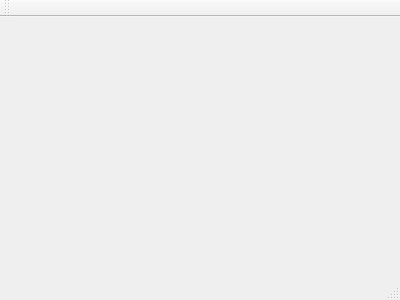
Old version of the form TAEvalClient/MainWindow.ui in the repository stevenwu4/COMP3004.
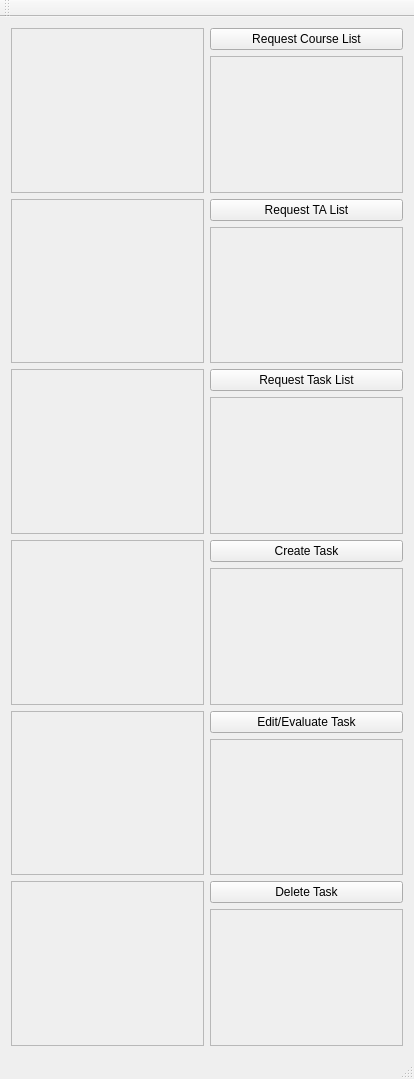
New version of the form.

```diff
--- a/TAEvalClient/MainWindow.ui
+++ b/TAEvalClient/MainWindow.ui
@@ -1,24 +1,276 @@
 <ui version="4.0">
  <class>MainWindow</class>
- <widget class="QMainWindow" name="MainWindow" >
-  <property name="geometry" >
+ <widget class="QMainWindow" name="MainWindow">
+  <property name="enabled">
+   <bool>true</bool>
+  </property>
+  <property name="geometry">
    <rect>
     <x>0</x>
     <y>0</y>
-    <width>400</width>
-    <height>300</height>
+    <width>414</width>
+    <height>1079</height>
    </rect>
   </property>
   <property name="windowTitle" >
    <string>MainWindow</string>
   </property>
-  <widget class="QMenuBar" name="menuBar" />
-  <widget class="QToolBar" name="mainToolBar" />
-  <widget class="QWidget" name="centralWidget" />
-  <widget class="QStatusBar" name="statusBar" />
+  <widget class="QWidget" name="centralWidget">
+   <property name="maximumSize">
+    <size>
+     <width>16777215</width>
+     <height>16777215</height>
+    </size>
+   </property>
+   <property name="cursor">
+    <cursorShape>ArrowCursor</cursorShape>
+   </property>
+   <layout class="QGridLayout" name="gridLayout">
+    <property name="sizeConstraint">
+     <enum>QLayout::SetDefaultConstraint</enum>
+    </property>
+    <item row="8" column="1">
+     <widget class="QTextEdit" name="taskListTextEdit">
+      <property name="enabled">
+       <bool>false</bool>
+      </property>
+      <property name="verticalScrollBarPolicy">
+       <enum>Qt::ScrollBarAlwaysOff</enum>
+      </property>
+      <property name="horizontalScrollBarPolicy">
+       <enum>Qt::ScrollBarAlwaysOff</enum>
+      </property>
+     </widget>
+    </item>
+    <item row="16" column="0" rowspan="2">
+     <widget class="QTextEdit" name="deleteInfoTextEdit">
+      <property name="enabled">
+       <bool>false</bool>
+      </property>
+      <property name="verticalScrollBarPolicy">
+       <enum>Qt::ScrollBarAlwaysOff</enum>
+      </property>
+      <property name="horizontalScrollBarPolicy">
+       <enum>Qt::ScrollBarAlwaysOff</enum>
+      </property>
+     </widget>
+    </item>
+    <item row="17" column="1">
+     <widget class="QTextEdit" name="deleteTextEdit">
+      <property name="enabled">
+       <bool>false</bool>
+      </property>
+      <property name="verticalScrollBarPolicy">
+       <enum>Qt::ScrollBarAlwaysOff</enum>
+      </property>
+      <property name="horizontalScrollBarPolicy">
+       <enum>Qt::ScrollBarAlwaysOff</enum>
+      </property>
+     </widget>
+    </item>
+    <item row="5" column="1">
+     <widget class="QTextEdit" name="taListTextEdit">
+      <property name="enabled">
+       <bool>false</bool>
+      </property>
+      <property name="verticalScrollBarPolicy">
+       <enum>Qt::ScrollBarAlwaysOff</enum>
+      </property>
+      <property name="horizontalScrollBarPolicy">
+       <enum>Qt::ScrollBarAlwaysOff</enum>
+      </property>
+     </widget>
+    </item>
+    <item row="13" column="1">
+     <widget class="QPushButton" name="editButton">
+      <property name="text">
+       <string>Edit/Evaluate Task</string>
+      </property>
+     </widget>
+    </item>
+    <item row="7" column="1">
+     <widget class="QPushButton" name="taskListButton">
+      <property name="text">
+       <string>Request Task List</string>
+      </property>
+     </widget>
+    </item>
+    <item row="16" column="1">
+     <widget class="QPushButton" name="deleteButton">
+      <property name="text">
+       <string>Delete Task</string>
+      </property>
+     </widget>
+    </item>
+    <item row="0" column="1">
+     <widget class="QPushButton" name="courseListButton">
+      <property name="text">
+       <string>Request Course List</string>
+      </property>
+     </widget>
+    </item>
+    <item row="10" column="1">
+     <widget class="QPushButton" name="createButton">
+      <property name="text">
+       <string>Create Task</string>
+      </property>
+     </widget>
+    </item>
+    <item row="4" column="1">
+     <widget class="QPushButton" name="taListButton">
+      <property name="text">
+       <string>Request TA List</string>
+      </property>
+     </widget>
+    </item>
+    <item row="10" column="0" rowspan="2">
+     <widget class="QTextEdit" name="createInfoTextEdit">
+      <property name="enabled">
+       <bool>false</bool>
+      </property>
+      <property name="verticalScrollBarPolicy">
+       <enum>Qt::ScrollBarAlwaysOff</enum>
+      </property>
+      <property name="horizontalScrollBarPolicy">
+       <enum>Qt::ScrollBarAlwaysOff</enum>
+      </property>
+     </widget>
+    </item>
+    <item row="14" column="1">
+     <widget class="QTextEdit" name="editTextEdit">
+      <property name="enabled">
+       <bool>false</bool>
+      </property>
+      <property name="verticalScrollBarPolicy">
+       <enum>Qt::ScrollBarAlwaysOff</enum>
+      </property>
+      <property name="horizontalScrollBarPolicy">
+       <enum>Qt::ScrollBarAlwaysOff</enum>
+      </property>
+     </widget>
+    </item>
+    <item row="13" column="0" rowspan="2">
+     <widget class="QTextEdit" name="editInfoTextEdit">
+      <property name="enabled">
+       <bool>false</bool>
+      </property>
+      <property name="verticalScrollBarPolicy">
+       <enum>Qt::ScrollBarAlwaysOff</enum>
+      </property>
+      <property name="horizontalScrollBarPolicy">
+       <enum>Qt::ScrollBarAlwaysOff</enum>
+      </property>
+     </widget>
+    </item>
+    <item row="4" column="0" rowspan="2">
+     <widget class="QTextEdit" name="taListInfoTextEdit">
+      <property name="enabled">
+       <bool>false</bool>
+      </property>
+      <property name="verticalScrollBarPolicy">
+       <enum>Qt::ScrollBarAlwaysOff</enum>
+      </property>
+      <property name="horizontalScrollBarPolicy">
+       <enum>Qt::ScrollBarAlwaysOff</enum>
+      </property>
+     </widget>
+    </item>
+    <item row="7" column="0" rowspan="2">
+     <widget class="QTextEdit" name="taskListInfoTextEdit">
+      <property name="enabled">
+       <bool>false</bool>
+      </property>
+      <property name="verticalScrollBarPolicy">
+       <enum>Qt::ScrollBarAlwaysOff</enum>
+      </property>
+      <property name="horizontalScrollBarPolicy">
+       <enum>Qt::ScrollBarAlwaysOff</enum>
+      </property>
+     </widget>
+    </item>
+    <item row="11" column="1">
+     <widget class="QTextEdit" name="createTextEdit">
+      <property name="enabled">
+       <bool>false</bool>
+      </property>
+      <property name="verticalScrollBarPolicy">
+       <enum>Qt::ScrollBarAlwaysOff</enum>
+      </property>
+      <property name="horizontalScrollBarPolicy">
+       <enum>Qt::ScrollBarAlwaysOff</enum>
+      </property>
+     </widget>
+    </item>
+    <item row="1" column="1">
+     <widget class="QTextEdit" name="courseListTextEdit">
+      <property name="enabled">
+       <bool>false</bool>
+      </property>
+      <property name="autoFillBackground">
+       <bool>false</bool>
+      </property>
+      <property name="verticalScrollBarPolicy">
+       <enum>Qt::ScrollBarAlwaysOff</enum>
+      </property>
+      <property name="horizontalScrollBarPolicy">
+       <enum>Qt::ScrollBarAlwaysOff</enum>
+      </property>
+     </widget>
+    </item>
+    <item row="0" column="0" rowspan="2">
+     <widget class="QTextEdit" name="courseListInfotextEdit">
+      <property name="enabled">
+       <bool>false</bool>
+      </property>
+      <property name="verticalScrollBarPolicy">
+       <enum>Qt::ScrollBarAlwaysOff</enum>
+      </property>
+      <property name="horizontalScrollBarPolicy">
+       <enum>Qt::ScrollBarAlwaysOff</enum>
+      </property>
+     </widget>
+    </item>
+   </layout>
+   <zorder>courseListButton</zorder>
+   <zorder>taListButton</zorder>
+   <zorder>taskListButton</zorder>
+   <zorder>createButton</zorder>
+   <zorder>editButton</zorder>
+   <zorder>deleteButton</zorder>
+   <zorder>deleteInfoTextEdit</zorder>
+   <zorder>editInfoTextEdit</zorder>
+   <zorder>createInfoTextEdit</zorder>
+   <zorder>taskListInfoTextEdit</zorder>
+   <zorder>taListInfoTextEdit</zorder>
+   <zorder>courseListInfotextEdit</zorder>
+   <zorder>deleteTextEdit</zorder>
+   <zorder>editTextEdit</zorder>
+   <zorder>createTextEdit</zorder>
+   <zorder>taskListTextEdit</zorder>
+   <zorder>taListTextEdit</zorder>
+   <zorder>courseListTextEdit</zorder>
+  </widget>
+  <widget class="QMenuBar" name="menuBar">
+   <property name="geometry">
+    <rect>
+     <x>0</x>
+     <y>0</y>
+     <width>414</width>
+     <height>24</height>
+    </rect>
+   </property>
+  </widget>
+  <widget class="QToolBar" name="mainToolBar">
+   <attribute name="toolBarArea">
+    <enum>TopToolBarArea</enum>
+   </attribute>
+   <attribute name="toolBarBreak">
+    <bool>false</bool>
+   </attribute>
+  </widget>
+  <widget class="QStatusBar" name="statusBar"/>
  </widget>
- <layoutDefault spacing="6" margin="11" />
- <pixmapfunction></pixmapfunction>
+ <layoutdefault spacing="6" margin="11"/>
  <resources/>
  <connections/>
 </ui>
```
Left out of the diff: 3 changed lines with no effect on the pictures.
